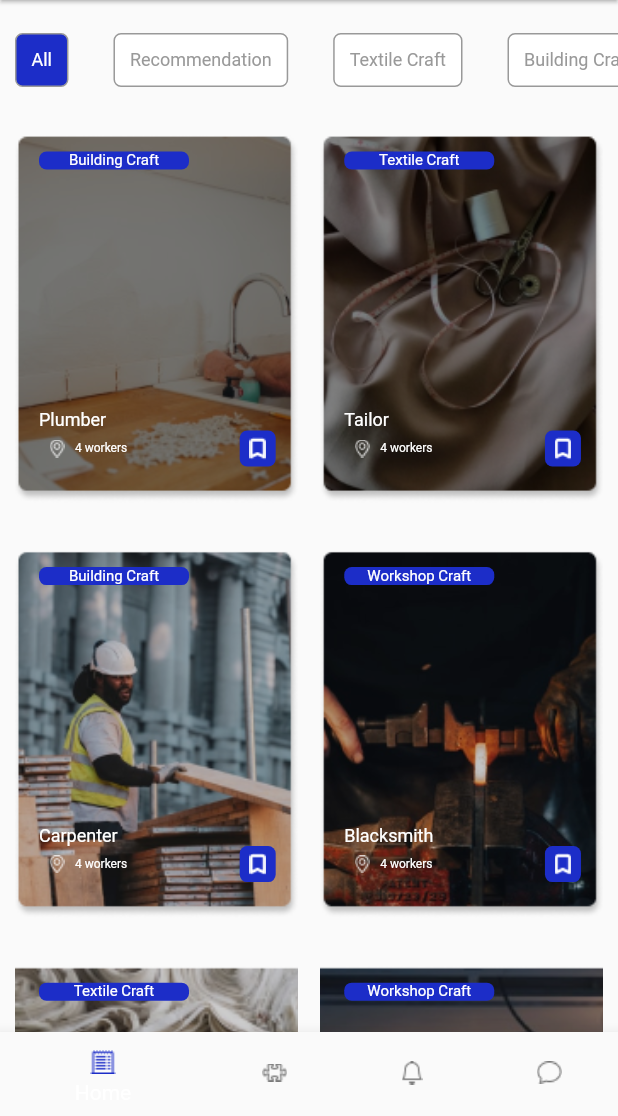
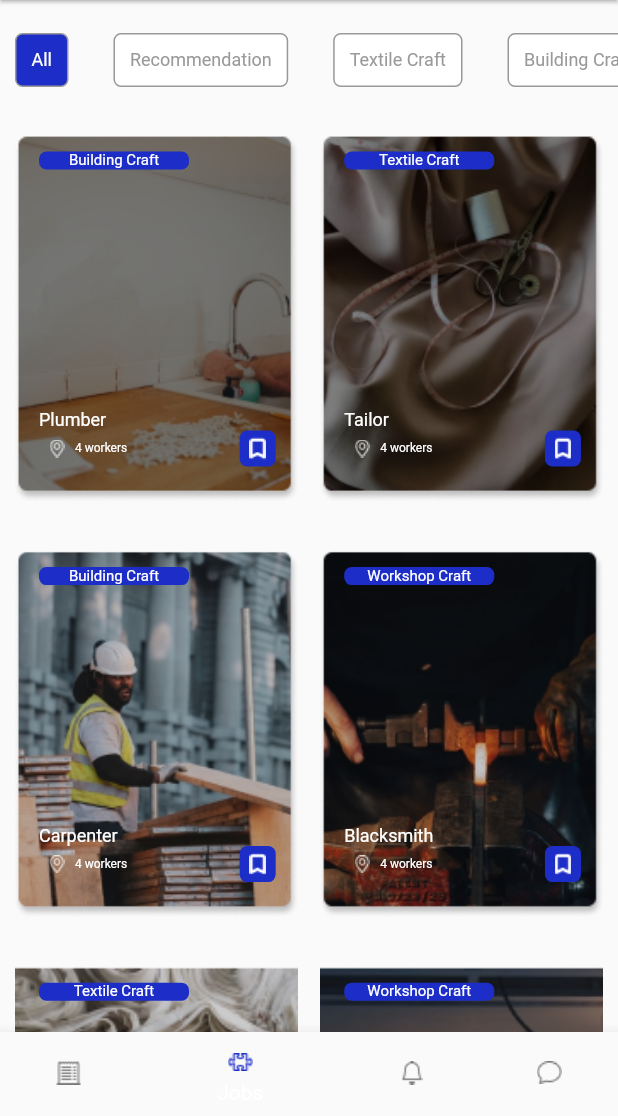
Before and after one commit to entity-creation/Eagle-s-customer-end, a Flutter app: the LandingPage screen opened by its route, item 2 of the bottom bar chosen, on a phone screen of 412 x 824 dp, the part 120-1236 px from its top. Run offline on Flutter 3.47's test engine with Material 2 defaults, Android fonts, the phone set to English and light mode, and no system bars; our stand-ins replace bloc, equatable, flutter_bloc; missing offline and left inert: dart:ffi, dart:html, flutter_inappwebview.

Commit message:
new commit

```diff
--- a/lib/application/bloc/navBloc/bloc/navigation_bloc.dart
+++ b/lib/application/bloc/navBloc/bloc/navigation_bloc.dart
@@ -7,13 +7,13 @@ import 'package:equatable/equatable.dart';
 part 'navigation_event.dart';
 part 'navigation_state.dart';
 
-class NavigationBloc extends Bloc<NavigationEvent, NavigationState> {
+class NavigationBloc extends Bloc<NavigationEvent, BottomNavigationState> {
   NavigationBloc() : super(BottomNavigationState(newIndex: 0)) {
     on<changeIndex>(_onChangeIndex);
   }
 
   FutureOr<void> _onChangeIndex(
-      changeIndex event, Emitter<NavigationState> emit) {
-    emit(state.copyWith(newIndex: event.newIndex));
+      changeIndex event, Emitter<BottomNavigationState> emit) {
+    emit(BottomNavigationState(newIndex: event.newIndex));
   }
 }
--- a/lib/application/bloc/navBloc/bloc/navigation_state.dart
+++ b/lib/application/bloc/navBloc/bloc/navigation_state.dart
@@ -1,25 +1,18 @@
 part of 'navigation_bloc.dart';
 
-abstract class NavigationState extends Equatable {
-  const NavigationState();
+// abstract class NavigationState extends Equatable {
+//   const NavigationState();
 
-  @override
-  // TODO: implement props
-  List<Object?> get props => throw UnimplementedError();
+//   @override
+//   // TODO: implement props
+//   List<Object?> get props => throw UnimplementedError();
+// }
 
-  @override
-  NavigationState copyWith({required int newIndex});
-}
-
-class BottomNavigationState extends NavigationState {
+class BottomNavigationState extends Equatable {
   int newIndex;
   BottomNavigationState({required this.newIndex});
 
   @override
   // TODO: implement props
   List<Object?> get props => [newIndex];
-
-  BottomNavigationState copyWith({required int newIndex}) {
-    return BottomNavigationState(newIndex: newIndex);
-  }
 }
--- a/lib/presentation/homeScreen.dart
+++ b/lib/presentation/homeScreen.dart
@@ -63,11 +63,11 @@ class _HomeScreenState extends State<HomeScreen> {
                 ),
                 size > 850
                     ? SizedBox(
-                        width: 70,
+                        width: 20,
                       )
                     : Container(),
                 Container(
-                  width: size < 850 ? 220.0 : 400.0,
+                  width: size < 850 ? 200.0 : 400.0,
                   height: 35.0,
                   margin: EdgeInsets.only(bottom: 5, top: 5),
                   child: Center(
--- a/lib/presentation/jobsScreen.dart
+++ b/lib/presentation/jobsScreen.dart
@@ -97,7 +97,7 @@ class _JobScreenState extends State<JobScreen> {
               ),
               size > 850
                   ? SizedBox(
-                      width: 70,
+                      width: 30,
                     )
                   : Container(),
               Container(
--- a/lib/presentation/landingPage.dart
+++ b/lib/presentation/landingPage.dart
@@ -1,6 +1,7 @@
 import 'package:eagles_customer_end/application/bottomNavigationCubit.dart';
 import 'package:eagles_customer_end/presentation/homeScreen.dart';
 import 'package:eagles_customer_end/presentation/jobsScreen.dart';
+import 'package:eagles_customer_end/presentation/messageScreen.dart';
 import 'package:flutter/material.dart';
 import 'package:flutter_bloc/flutter_bloc.dart';
 
@@ -28,7 +29,7 @@ class _LandingPageState extends State<LandingPage> {
     HomeScreen(),
     JobScreen(),
     Container(),
-    Container(),
+    MessageScreen(),
   ];
 
   @override
@@ -54,7 +55,7 @@ class _LandingPageState extends State<LandingPage> {
                 color: Color.fromRGBO(120, 120, 120, 1),
               ),
               activeIcon: ImageIcon(
-                AssetImage("assets/homeIcon.png"),
+                AssetImage("assets/jobIcon.png"),
                 color: Color.fromRGBO(28, 45, 200, 1),
               ),
               label: "Jobs"),
@@ -64,7 +65,7 @@ class _LandingPageState extends State<LandingPage> {
                 color: Color.fromRGBO(120, 120, 120, 1),
               ),
               activeIcon: ImageIcon(
-                AssetImage("assets/homeIcon.png"),
+                AssetImage("assets/notificationIcon.png"),
                 color: Color.fromRGBO(28, 45, 200, 1),
               ),
               label: "Notifications"),
@@ -74,12 +75,12 @@ class _LandingPageState extends State<LandingPage> {
                 color: Color.fromRGBO(120, 120, 120, 1),
               ),
               activeIcon: ImageIcon(
-                AssetImage("assets/homeIcon.png"),
+                AssetImage("assets/messageIcon.png"),
                 color: Color.fromRGBO(28, 45, 200, 1),
               ),
               label: "Messages")
         ],
-        currentIndex: pageIndex,
+        currentIndex: _selectedIndex,
         onTap: _changeIndex,
       ),
     );
--- a/pubspec.yaml
+++ b/pubspec.yaml
@@ -108,6 +108,7 @@ flutter:
     - assets/img4.png
     - assets/img5.png
     - assets/img6.png
+    - assets/profileBackground.png
 
   # An image asset can refer to one or more resolution-specific "variants", see
   # https://flutter.dev/assets-and-images/#resolution-aware
```
Also changed, not shown: lib/presentation/messageScreen.dart (added, +92 -0 lines), lib/presentation/userProfile.dart (added, +48 -0 lines), lib/presentation/welcomePage.dart (+5 -11 lines), assets/profileBackground.png (added).
